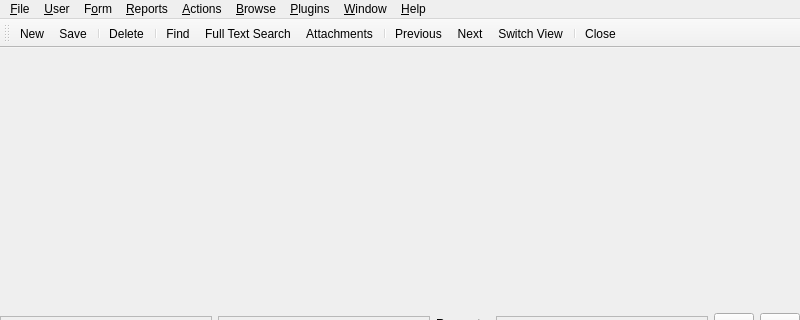
Old version of the form Koo/ui/mainwindow.ui in the repository xrg/openerp-client-kde; both pictures show x 0 to 800 and y 0 to 320 of the 800 by 600 pixel window.
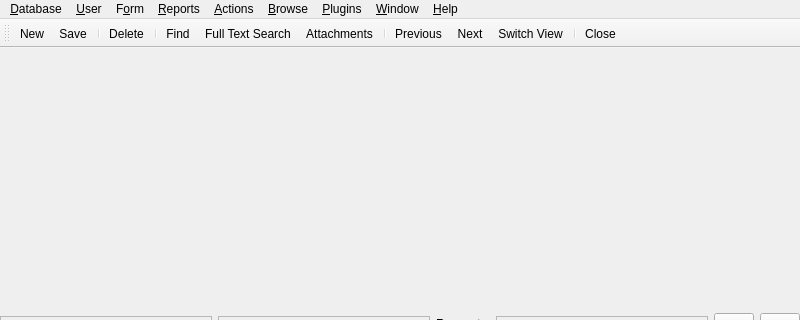
New version of the form. Icons and pictures are not drawn.

Commit message: Added a new menu action to store view settings so users don't need to close the tab for that information to be stored.

The edit to the form file:
```diff
--- a/Koo/ui/mainwindow.ui
+++ b/Koo/ui/mainwindow.ui
@@ -277,9 +277,9 @@
     <addaction name="actionExport"/>
     <addaction name="actionImport"/>
    </widget>
-   <widget class="QMenu" name="menuFile">
+   <widget class="QMenu" name="menuDatabase">
     <property name="title">
-     <string>&amp;File</string>
+     <string>&amp;Database</string>
     </property>
     <widget class="QMenu" name="menuDatabases">
      <property name="title">
@@ -339,7 +339,7 @@
     <addaction name="actionPreviousTab"/>
     <addaction name="actionClose"/>
    </widget>
-   <addaction name="menuFile"/>
+   <addaction name="menuDatabase"/>
    <addaction name="menuUser"/>
    <addaction name="menuForm"/>
    <addaction name="menuReports"/>
```
Left out of the diff: 10 changed lines with no effect on the pictures. The commit also changes 3 other files.
